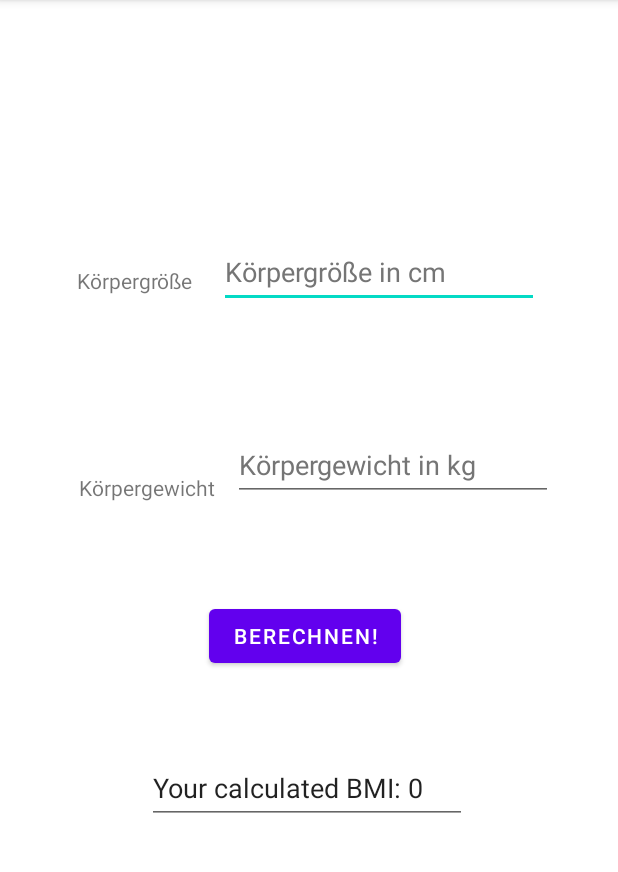
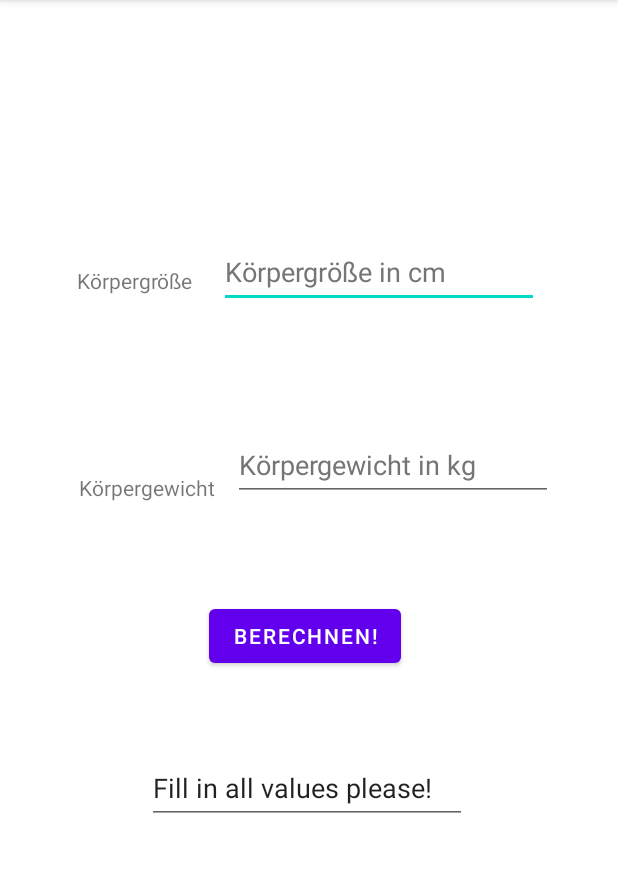
Before and after one commit to NicoTeffer/BmiCalculator, an Android app: the screen it shows after launch (MainActivity), after a tap on "BERECHNEN!", on a phone screen of 412 x 824 dp, the part 84-956 px from its top. Run offline under Robolectric (Android 15) with nearby library versions, the phone set to English and light mode, and no system bars.

Commit message:
- added Crash prevention through asserting string.length > 0 (tried to use Optionals but i couldn't get Optional.empty to work without upgrading the JDK and Android version :| )

```diff
--- a/app/src/main/java/com/example/bmicalculator/MainActivity.java
+++ b/app/src/main/java/com/example/bmicalculator/MainActivity.java
@@ -6,6 +6,8 @@ import android.widget.Button;
 import android.widget.EditText;
 
 import androidx.appcompat.app.AppCompatActivity;
+
+import java.text.MessageFormat;
 
 public class MainActivity extends AppCompatActivity {
 
@@ -25,17 +27,24 @@ public class MainActivity extends AppCompatActivity {
         EditText result = this.findViewById(R.id.editTextResultDecimal);
 
         // create onClickListener for calculate Button Method
-        calculateButton.setOnClickListener(new View.OnClickListener() {
-            @Override
-            public void onClick(View v) {
+        calculateButton.setOnClickListener(v -> {
+            // Initialization string.length of weight & height from EditText fields
+            int weightLength = weightText.getText().length();
+            int heightLength = heightText.getText().length();
+
+            // Crash prevention through asserting string.length > 0
+            if (weightLength < 1 || heightLength < 1) {
+                result.setText(R.string.errorText);
+            } else {
                 // BMI = Weight : (Height)²
                 double weightParsed = Double.parseDouble(weightText.getText().toString());
                 double heightParsed = Double.parseDouble(heightText.getText().toString());
                 double bmiResult = weightParsed / (heightParsed * heightParsed / 100) * 100;
                 int finalResult = (int) Math.ceil(bmiResult);
-                result.setText("Your calculated BMI: " + finalResult);
-                result.setVisibility(View.VISIBLE);
+                result.setText(MessageFormat.format("Your calculated BMI: {0}", finalResult));
             }
+            // sets invisibility of field result to visible
+            result.setVisibility(View.VISIBLE);
         });
     }
 }
--- a/app/src/main/res/values/strings.xml
+++ b/app/src/main/res/values/strings.xml
@@ -5,4 +5,5 @@
     <string name="k_rpergewicht">Körpergewicht</string>
     <string name="weightInKg">Körpergewicht in kg</string>
     <string name="berechnen">Berechnen!</string>
+    <string name="errorText">Fill in all values please!</string>
 </resources>
```
